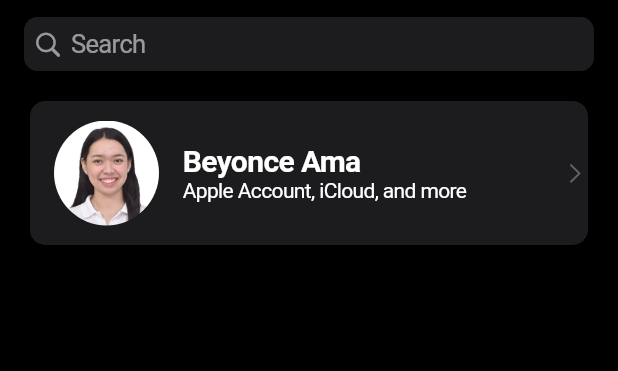
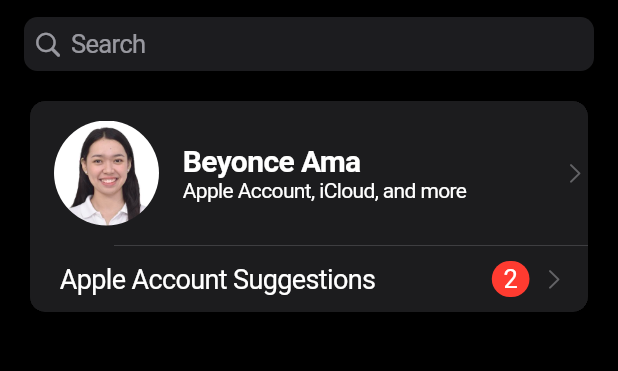
Before and after one commit to beyonce-ama/settingsdevops, a Flutter app: the screen it shows after launch, on a phone screen of 412 x 824 dp, the part 64-435 px from its top. Run offline on Flutter 3.47's test engine with Material 3 defaults, Android fonts, the phone set to English and light mode, and no system bars.

Commit message:
added by Monica Carreon

```diff
--- a/lib/main.dart
+++ b/lib/main.dart
@@ -95,7 +95,31 @@
                     ],
                   ),
                 ),
-
+               CupertinoListTile(
+                  title: Text(
+                    'Apple Account Suggestions',
+                    style: TextStyle(fontSize: 18),
+                  ),
+                  trailing: Row(
+                    mainAxisSize: MainAxisSize.min,
+                    children: [
+                      Container(
+                        padding: EdgeInsets.symmetric(horizontal: 8, vertical: 2),
+                        decoration: BoxDecoration(
+                          color: CupertinoColors.systemRed,
+                          borderRadius: BorderRadius.circular(15),
+                        ),
+                        child: Text(
+                          '2',
+                          style: TextStyle(color: CupertinoColors.white),
+                        ),
+                      ),
+                      SizedBox(width: 8),
+                      CupertinoListTileChevron(),
+                    ],
+                  ),
+                  onTap: () {},
+                ),
               ],
             ),
           ],
```
